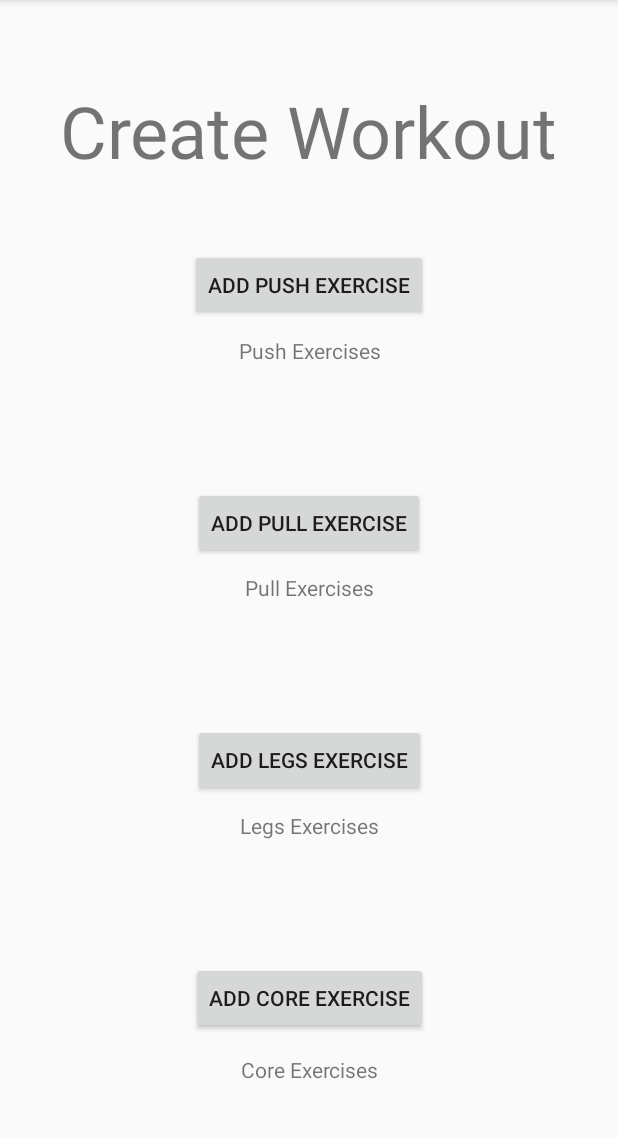
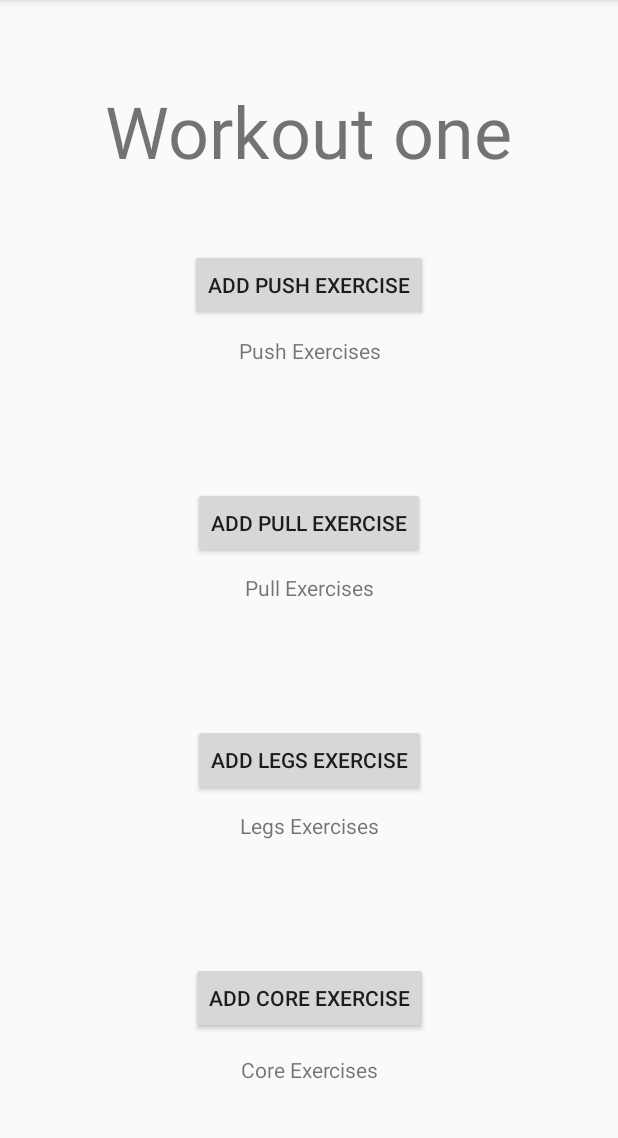
Before and after one commit to tecktim/CaliFit, an Android app: the screen it shows after launch (WorkoutActivity), after a tap on "ADD WORKOUT", on a phone screen of 412 x 824 dp, the part 84-1222 px from its top. Run offline under Robolectric (Android 15) with nearby library versions, the phone set to English and light mode, and no system bars.

Commit message:
Activity wird oben auf zweitem Screen korrekt angezeigt. workout one workout two workout three

```diff
--- a/app/src/main/java/com/example/CaliFit/HomeActivity.java
+++ b/app/src/main/java/com/example/CaliFit/HomeActivity.java
@@ -38,6 +38,25 @@ public class HomeActivity extends AppCompatActivity implements HomeActivityPrese
             @Override
             public void onClick(View v) {
                 Intent intent  = new Intent(HomeActivity.this, WorkoutActivity.class);
+                intent.putExtra(Intent.EXTRA_TEXT, "Workout one");
+                startActivity(intent);
+            }
+        });
+        Button addWorkoutTwo = findViewById(R.id.addWorkoutTwo);
+        addWorkoutTwo.setOnClickListener(new View.OnClickListener() {
+            @Override
+            public void onClick(View v) {
+                Intent intent  = new Intent(HomeActivity.this, WorkoutActivity.class);
+                intent.putExtra(Intent.EXTRA_TEXT, "Workout two");
+                startActivity(intent);
+            }
+        });
+        Button addWorkoutThree = findViewById(R.id.addWorkoutThree);
+        addWorkoutThree.setOnClickListener(new View.OnClickListener() {
+            @Override
+            public void onClick(View v) {
+                Intent intent  = new Intent(HomeActivity.this, WorkoutActivity.class);
+                intent.putExtra(Intent.EXTRA_TEXT, "Workout three");
                 startActivity(intent);
             }
         });
--- a/app/src/main/java/com/example/CaliFit/WorkoutActivity.java
+++ b/app/src/main/java/com/example/CaliFit/WorkoutActivity.java
@@ -5,6 +5,7 @@ import android.support.v7.app.AppCompatActivity;
 import android.os.Bundle;
 import android.view.View;
 import android.widget.Button;
+import android.widget.TextView;
 
 public class WorkoutActivity extends AppCompatActivity {
 
@@ -55,5 +56,9 @@ public class WorkoutActivity extends AppCompatActivity {
                 startActivity(intent);
             }
         });
+
+        Intent receivedIntent = getIntent();
+        TextView namePreviewWorkout = (TextView) findViewById(R.id.namePreviewWorkout);
+        namePreviewWorkout.setText(receivedIntent.getCharSequenceExtra(receivedIntent.EXTRA_TEXT));
     }
 }
```
